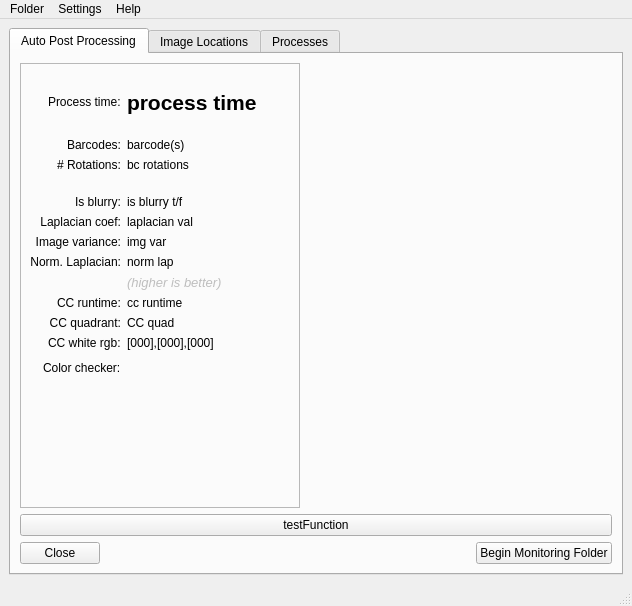
The window that ui/postProcessingUI.ui (CapPow/HerbASAP) describes before a commit, drawn with Qt 5.
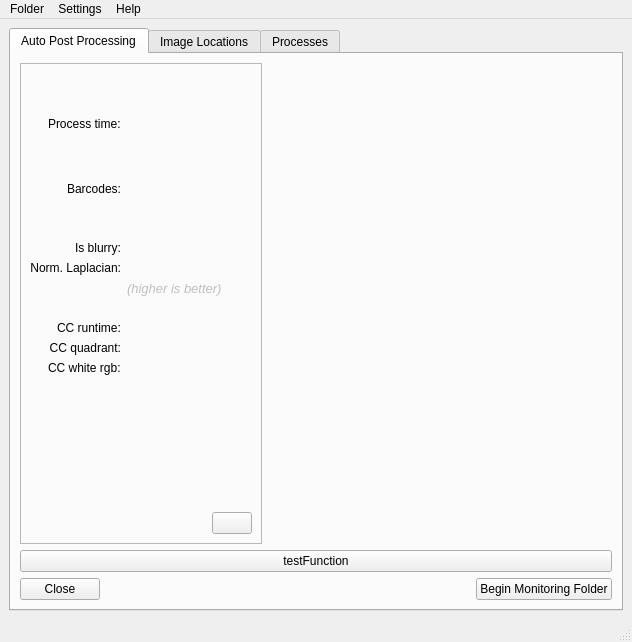
The same window after the commit. Icons and pictures are not drawn.

Commit message: ui update, reduced diagnostics, added delete button, removed gamma setting

Patch:
```diff
--- a/ui/postProcessingUI.ui
+++ b/ui/postProcessingUI.ui
@@ -7,7 +7,7 @@
     <x>0</x>
     <y>0</y>
     <width>632</width>
-    <height>606</height>
+    <height>642</height>
    </rect>
   </property>
   <property name="windowTitle">
@@ -67,7 +67,7 @@
          </layout>
         </item>
         <item row="1" column="0">
-         <layout class="QHBoxLayout" name="horizontalLayout_5" stretch="1,1">
+         <layout class="QHBoxLayout" name="horizontalLayout_5" stretch="0,1">
           <item>
            <widget class="QFrame" name="frame_diagnostics">
             <property name="frameShape">
@@ -110,7 +110,7 @@
                 </font>
                </property>
                <property name="text">
-                <string>process time</string>
+                <string/>
                </property>
               </widget>
              </item>
@@ -137,25 +137,11 @@
              <item row="3" column="1">
               <widget class="QLabel" name="label_barcodes">
                <property name="text">
-                <string>barcode(s)</string>
+                <string/>
                </property>
               </widget>
              </item>
              <item row="4" column="0">
-              <widget class="QLabel" name="label_27">
-               <property name="text">
-                <string># Rotations:</string>
-               </property>
-              </widget>
-             </item>
-             <item row="4" column="1">
-              <widget class="QLabel" name="label_rotations">
-               <property name="text">
-                <string>bc rotations</string>
-               </property>
-              </widget>
-             </item>
-             <item row="5" column="0">
               <spacer name="verticalSpacer">
                <property name="orientation">
                 <enum>Qt::Vertical</enum>
@@ -168,7 +154,7 @@
                </property>
               </spacer>
              </item>
-             <item row="6" column="0">
+             <item row="5" column="0">
               <widget class="QLabel" name="label_18">
                <property name="text">
                 <string>Is blurry:</string>
@@ -178,48 +164,14 @@
                </property>
               </widget>
              </item>
-             <item row="6" column="1">
+             <item row="5" column="1">
               <widget class="QLabel" name="label_isBlurry">
                <property name="text">
-                <string>is blurry t/f</string>
+                <string/>
                </property>
               </widget>
              </item>
-             <item row="7" column="0">
-              <widget class="QLabel" name="label_16">
-               <property name="text">
-                <string>Laplacian coef:</string>
-               </property>
-               <property name="alignment">
-                <set>Qt::AlignRight|Qt::AlignTrailing|Qt::AlignVCenter</set>
-               </property>
-              </widget>
-             </item>
-             <item row="7" column="1">
-              <widget class="QLabel" name="label_laplacian">
-               <property name="text">
-                <string>laplacian val</string>
-               </property>
-              </widget>
-             </item>
-             <item row="8" column="0">
-              <widget class="QLabel" name="label_19">
-               <property name="text">
-                <string>Image variance:</string>
-               </property>
-               <property name="alignment">
-                <set>Qt::AlignRight|Qt::AlignTrailing|Qt::AlignVCenter</set>
-               </property>
-              </widget>
-             </item>
-             <item row="8" column="1">
-              <widget class="QLabel" name="label_imvar">
-               <property name="text">
-                <string>img var</string>
-               </property>
-              </widget>
-             </item>
-             <item row="9" column="0">
+             <item row="6" column="0">
               <widget class="QLabel" name="label_21">
                <property name="text">
                 <string>Norm. Laplacian:</string>
@@ -229,14 +181,14 @@
                </property>
               </widget>
              </item>
-             <item row="9" column="1">
+             <item row="6" column="1">
               <widget class="QLabel" name="label_lapnorm">
                <property name="text">
-                <string>norm lap</string>
+                <string/>
                </property>
               </widget>
              </item>
-             <item row="10" column="0">
+             <item row="7" column="0">
               <spacer name="verticalSpacer_3">
                <property name="orientation">
                 <enum>Qt::Vertical</enum>
@@ -249,7 +201,7 @@
                </property>
               </spacer>
              </item>
-             <item row="10" column="1">
+             <item row="7" column="1">
               <widget class="QLabel" name="label_17">
                <property name="enabled">
                 <bool>false</bool>
@@ -268,21 +220,21 @@
                </property>
               </widget>
              </item>
-             <item row="11" column="0">
+             <item row="8" column="0">
               <widget class="QLabel" name="label_24">
                <property name="text">
                 <string>CC runtime:</string>
                </property>
               </widget>
              </item>
-             <item row="11" column="1">
+             <item row="8" column="1">
               <widget class="QLabel" name="label_runtime">
                <property name="text">
-                <string>cc runtime</string>
+                <string/>
                </property>
               </widget>
              </item>
-             <item row="12" column="0">
+             <item row="9" column="0">
               <widget class="QLabel" name="label_26">
                <property name="text">
                 <string>CC quadrant:</string>
@@ -292,35 +244,28 @@
                </property>
               </widget>
              </item>
-             <item row="12" column="1">
+             <item row="9" column="1">
               <widget class="QLabel" name="label_quad">
                <property name="text">
-                <string>CC quad</string>
+                <string/>
                </property>
               </widget>
              </item>
-             <item row="13" column="0">
+             <item row="10" column="0">
               <widget class="QLabel" name="label_20">
                <property name="text">
                 <string>CC white rgb:</string>
                </property>
               </widget>
              </item>
-             <item row="13" column="1">
+             <item row="10" column="1">
               <widget class="QLabel" name="label_whitergb">
                <property name="text">
-                <string>[000],[000],[000]</string>
+                <string/>
                </property>
               </widget>
              </item>
-             <item row="14" column="0">
-              <widget class="QLabel" name="label_23">
-               <property name="text">
-                <string>Color checker:</string>
-               </property>
-              </widget>
-             </item>
-             <item row="14" column="1">
+             <item row="11" column="1">
               <widget class="QLabel" name="label_cc_image">
                <property name="minimumSize">
                 <size>
@@ -336,18 +281,36 @@
                </property>
               </widget>
              </item>
-             <item row="15" column="0">
-              <spacer name="verticalSpacer_6">
-               <property name="orientation">
-                <enum>Qt::Vertical</enum>
-               </property>
-               <property name="sizeHint" stdset="0">
-                <size>
-                 <width>20</width>
-                 <height>40</height>
-                </size>
-               </property>
-              </spacer>
+             <item row="12" column="0" colspan="2">
+              <layout class="QHBoxLayout" name="horizontalLayout_7">
+               <item>
+                <spacer name="horizontalSpacer_8">
+                 <property name="orientation">
+                  <enum>Qt::Horizontal</enum>
+                 </property>
+                 <property name="sizeHint" stdset="0">
+                  <size>
+                   <width>40</width>
+                   <height>20</height>
+                  </size>
+                 </property>
+                </spacer>
+               </item>
+               <item>
+                <widget class="QPushButton" name="pushButton_delPreviousImage">
+                 <property name="autoFillBackground">
+                  <bool>false</bool>
+                 </property>
+                 <property name="text">
+                  <string/>
+                 </property>
+                 <property name="icon">
+                  <iconset resource="assets/assets.qrc">
+                   <normaloff>:/icon/trash-2.svg</normaloff>:/icon/trash-2.svg</iconset>
+                 </property>
+                </widget>
+               </item>
+              </layout>
              </item>
             </layout>
            </widget>
```
Left out of the diff: 110 changed lines with no effect on the pictures. The commit also changes 3 other files.
